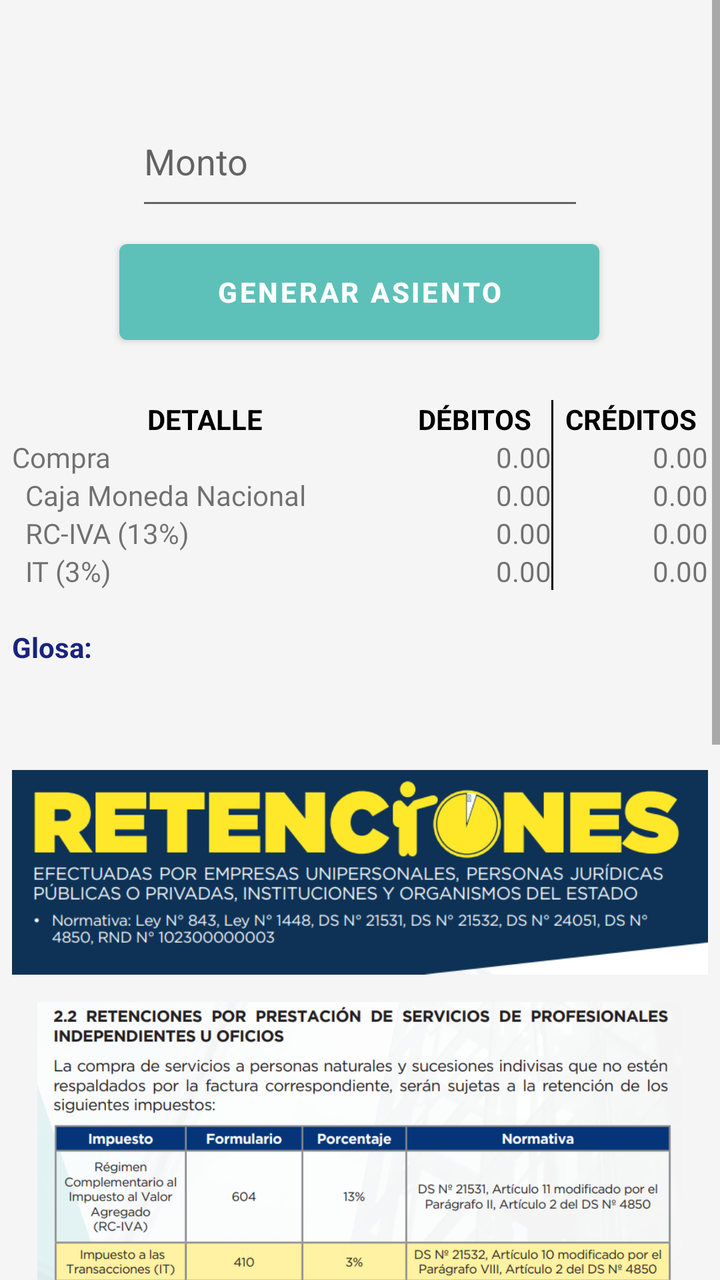
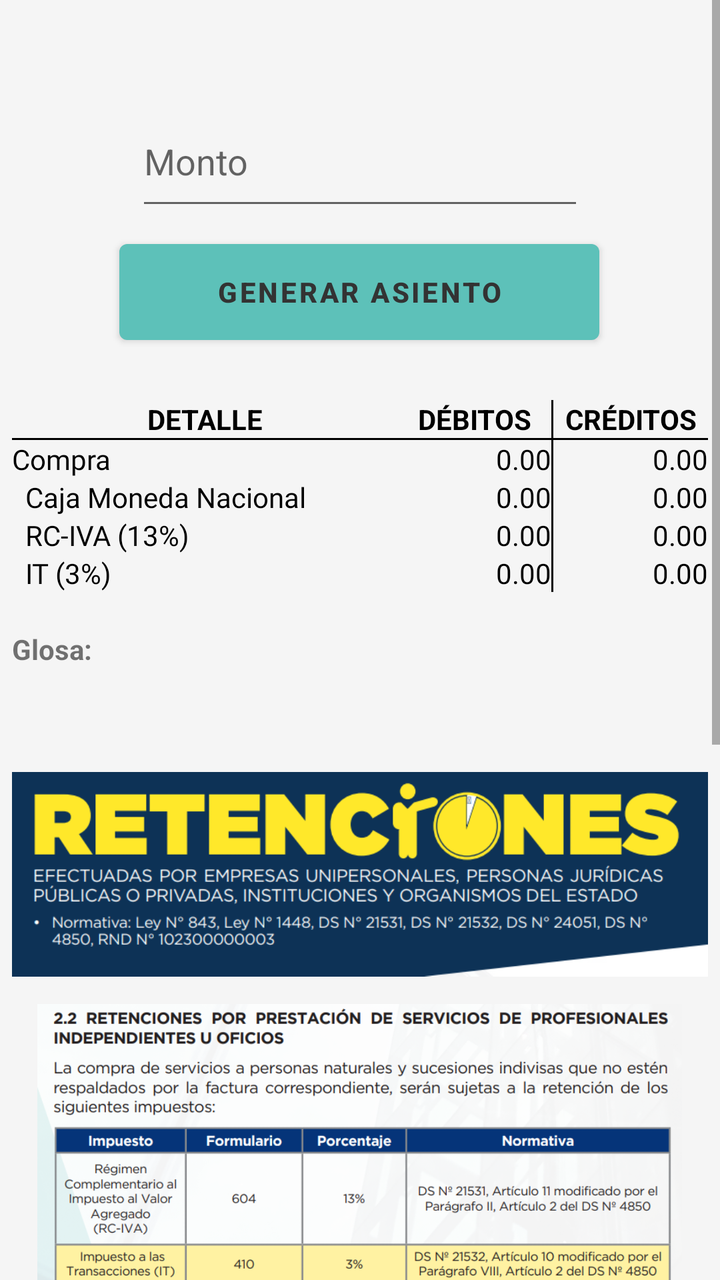

The first picture is an Android layout as it rendered before a commit; the second is the same layout after the commit. The layout source and the unified diff follow.
<!-- AndroidManifest.xml: application theme Theme.ContabilidadBasicaBolivia -->
<!-- res/layout/activity_retenciones_servicios.xml -->
<?xml version="1.0" encoding="utf-8"?>
<ScrollView
    xmlns:android="http://schemas.android.com/apk/res/android"
    xmlns:app="http://schemas.android.com/apk/res-auto"
    xmlns:tools="http://schemas.android.com/tools"
    android:layout_width="match_parent"
    android:layout_height="match_parent"
    tools:context=".Retenciones_Servicios">

    <androidx.constraintlayout.widget.ConstraintLayout
        android:layout_width="match_parent"
        android:layout_height="wrap_content"
        android:background="#F5F5F5">


        <EditText
            android:id="@+id/editTextNumber"
            android:layout_width="224dp"
            android:layout_height="62dp"
            android:layout_marginTop="48dp"
            android:ems="10"
            android:hint="Monto"
            android:inputType="text"
            android:textColor="@color/black"
            app:layout_constraintEnd_toEndOf="parent"
            app:layout_constraintStart_toStartOf="parent"
            app:layout_constraintTop_toTopOf="parent" />

        <Button
            android:id="@+id/button"
            android:layout_width="240dp"
            android:layout_height="60dp"
            android:layout_marginTop="6dp"
            android:onClick="Generar"
            android:text="Generar Asiento"
            android:textStyle="bold"
            android:textColor="#ffffff"
            android:theme="@style/button1"
            app:layout_constraintEnd_toEndOf="parent"
            app:layout_constraintHorizontal_bias="0.497"
            app:layout_constraintStart_toStartOf="parent"
            app:layout_constraintTop_toBottomOf="@+id/editTextNumber" />

        <TableLayout
            android:layout_width="348dp"
            android:layout_height="900dp"
            android:layout_marginTop="24dp"
            app:layout_constraintBottom_toBottomOf="parent"
            app:layout_constraintEnd_toEndOf="parent"
            app:layout_constraintStart_toStartOf="parent"
            app:layout_constraintTop_toBottomOf="@+id/button"
            app:layout_constraintVertical_bias="0.0">

            <TableRow
                android:layout_width="match_parent"
                android:layout_height="wrap_content">

                <TextView
                    android:id="@+id/textView1"
                    android:layout_width="0dp"
                    android:layout_height="wrap_content"
                    android:layout_weight="2.5"
                    android:gravity="center"
                    android:textColor="#000000"
                    android:text="DETALLE"
                    android:textStyle="bold" />

                <TextView
                    android:id="@+id/textView2"
                    android:layout_width="0dp"
                    android:layout_height="wrap_content"
                    android:layout_weight="1"
                    android:gravity="center"
                    android:textColor="#000000"
                    android:text="DÉBITOS"
                    android:textStyle="bold" />


                <View
                    android:layout_width="1dp"
                    android:layout_height="match_parent"
                    android:background="#000000" />

                <TextView
                    android:id="@+id/textView3"
                    android:layout_width="0dp"
                    android:layout_height="wrap_content"
                    android:layout_weight="1"
                    android:gravity="center"
                    android:textColor="#000000"
                    android:text="CRÉDITOS"
                    android:textStyle="bold" />
            </TableRow>

            <TableRow
                android:layout_width="match_parent"
                android:layout_height="wrap_content">

                <TextView
                    android:id="@+id/textView4"
                    android:layout_width="0dp"
                    android:layout_height="wrap_content"
                    android:layout_weight="2.5"
                    android:fontFamily="@font/sriracha"
                    android:text="Compra" />

                <TextView
                    android:id="@+id/espacio_01"
                    android:layout_width="0dp"
                    android:layout_height="wrap_content"
                    android:layout_weight="1"
                    android:gravity="right"
                    android:text="0.00" />

                <View
                    android:layout_width="1dp"
                    android:layout_height="match_parent"
                    android:background="#000000" />

                <TextView
                    android:id="@+id/espacio_02"
                    android:layout_width="0dp"
                    android:layout_height="wrap_content"
                    android:layout_weight="1"
                    android:gravity="right"
                    android:text="0.00" />
            </TableRow>

            <TableRow
                android:layout_width="match_parent"
                android:layout_height="wrap_content">

                <TextView
                    android:id="@+id/textView41"
                    android:layout_width="0dp"
                    android:layout_height="wrap_content"
                    android:layout_weight="2.5"
                    android:fontFamily="@font/sriracha"
                    android:text="  Caja Moneda Nacional" />

                <TextView
                    android:id="@+id/espacio_03"
                    android:layout_width="0dp"
                    android:layout_height="wrap_content"
                    android:layout_weight="1"
                    android:gravity="right"
                    android:text="0.00" />

                <View
                    android:layout_width="1dp"
                    android:layout_height="match_parent"
                    android:background="#000000" />

                <TextView
                    android:id="@+id/espacio_04"
                    android:layout_width="0dp"
                    android:layout_height="wrap_content"
                    android:layout_weight="1"
                    android:gravity="right"
                    android:text="0.00" />
            </TableRow>

            <TableRow
                android:layout_width="match_parent"
                android:layout_height="wrap_content">

                <TextView
                    android:id="@+id/textView31"
                    android:layout_width="0dp"
                    android:layout_height="wrap_content"
                    android:layout_weight="2.5"
                    android:fontFamily="@font/sriracha"
                    android:text="  RC-IVA (13%)"/>

                <TextView
                    android:id="@+id/espacio_05"
                    android:layout_width="0dp"
                    android:layout_height="wrap_content"
                    android:layout_weight="1"
                    android:gravity="right"
                    android:text="0.00" />

                <View
                    android:layout_width="1dp"
                    android:layout_height="match_parent"
                    android:background="#000000" />

                <TextView
                    android:id="@+id/espacio_06"
                    android:layout_width="0dp"
                    android:layout_height="wrap_content"
                    android:layout_weight="1"
                    android:gravity="right"
                    android:text="0.00" />
            </TableRow>

            <TableRow
                android:layout_width="match_parent"
                android:layout_height="wrap_content">

                <TextView
                    android:id="@+id/textView32"
                    android:layout_width="0dp"
                    android:layout_height="wrap_content"
                    android:layout_weight="2.5"
                    android:fontFamily="@font/sriracha"
                    android:text="  IT (3%)" />

                <TextView
                    android:id="@+id/espacio_07"
                    android:layout_width="0dp"
                    android:layout_height="wrap_content"
                    android:layout_weight="1"
                    android:gravity="right"
                    android:text="0.00" />

                <View
                    android:layout_width="1dp"
                    android:layout_height="match_parent"
                    android:background="#000000" />

                <TextView
                    android:id="@+id/espacio_08"
                    android:layout_width="0dp"
                    android:layout_height="wrap_content"
                    android:layout_weight="1"
                    android:gravity="right"
                    android:text="0.00" />
            </TableRow>



            <TableRow
                android:layout_width="match_parent"
                android:layout_height="wrap_content">

                <TextView
                    android:id="@+id/glosanull"
                    android:layout_width="0dp"
                    android:layout_height="wrap_content"
                    android:layout_weight="2.5"
                    android:textStyle="bold" />
            </TableRow>

            <TableRow
                android:id="@+id/tableRow"
                android:layout_width="match_parent"
                android:layout_height="wrap_content">

                <TextView
                    android:id="@+id/glosa_01"
                    android:layout_width="0dp"
                    android:layout_height="wrap_content"
                    android:layout_weight="2.5"
                    android:text="Glosa:"
                    android:textColor="#1A237E"
                    android:textStyle="bold" />
            </TableRow>

            <TableRow
                android:layout_width="match_parent"
                android:layout_height="wrap_content">

                <TextView
                    android:id="@+id/glosanull2"
                    android:layout_width="0dp"
                    android:layout_height="wrap_content"
                    android:layout_weight="2.5"
                    android:textStyle="bold" />
            </TableRow>

            <TableRow
                android:layout_width="match_parent"
                android:layout_height="wrap_content">

                <TextView
                    android:id="@+id/informacion"
                    android:layout_width="0dp"
                    android:layout_height="wrap_content"
                    android:layout_weight="2.5"
                    android:textColor="#402945"
                    android:textStyle="bold" />
            </TableRow>


            <ImageView
                android:layout_width="wrap_content"
                android:layout_height="130dp"
                android:layout_gravity="center_horizontal"
                android:scaleType="centerInside"
                android:src="@drawable/retencion1" />

            <ImageView
                android:layout_width="wrap_content"
                android:layout_height="186dp"
                android:layout_gravity="center_horizontal"
                android:scaleType="centerInside"
                android:src="@drawable/retenciones3" />

            <TableRow
                android:layout_width="match_parent"
                android:layout_height="wrap_content">

                <TextView
                    android:id="@+id/notanull"
                    android:layout_width="0dp"
                    android:layout_height="wrap_content"
                    android:layout_weight="2.5"
                    android:textStyle="bold" />
            </TableRow>

            <TableRow
                android:layout_width="match_parent"
                android:layout_height="wrap_content">

                <TextView
                    android:id="@+id/nota1"
                    android:layout_width="0dp"
                    android:layout_height="wrap_content"
                    android:layout_weight="2.5"
                    android:textColor="#402945"
                    android:textStyle="bold" />
            </TableRow>

            <TableRow
                android:layout_width="match_parent"
                android:layout_height="wrap_content">

                <TextView
                    android:id="@+id/notanull1"
                    android:layout_width="0dp"
                    android:layout_height="wrap_content"
                    android:layout_weight="2.5"
                    android:textColor="#402945"
                    android:textStyle="bold" />
            </TableRow>

            <TableRow
                android:layout_width="match_parent"
                android:layout_height="wrap_content">

                <TextView
                    android:id="@+id/nota2"
                    android:layout_width="0dp"
                    android:layout_height="wrap_content"
                    android:layout_weight="2.5"
                    android:textColor="#402945"
                    android:textStyle="bold" />
            </TableRow>

            <TableRow
                android:layout_width="match_parent"
                android:layout_height="wrap_content">

                <TextView
                    android:id="@+id/nota3"
                    android:layout_width="0dp"
                    android:layout_height="wrap_content"
                    android:layout_weight="2.5"
                    android:textColor="#402945"
                    android:textStyle="bold" />
            </TableRow>
        </TableLayout>
    </androidx.constraintlayout.widget.ConstraintLayout>
</ScrollView>
<!-- resources referenced by this layout -->
<resources>
  <color name="black">#FF000000</color>
  <!-- drawable retencion1: png bitmap (drawable, 50292 bytes) -->
  <!-- drawable retenciones3: png bitmap (drawable, 305467 bytes) -->
  <style name="button1" parent="Theme.AppCompat.Light.NoActionBar">
          <item name="colorPrimary">@color/red</item>
          <item name="colorPrimaryVariant">@color/lightGray</item>
          <item name="android:textColorPrimary">@color/navy</item>
          <item name="android:statusBarColor">@color/darkGreen</item>
      </style>
  <style name="Theme.ContabilidadBasicaBolivia" parent="Base.Theme.ContabilidadBasicaBolivia" />
  <color name="red">#5DC1B9</color>
  <color name="lightGray">#D3D3D3</color>
  <color name="navy">#000080</color>
  <color name="darkGreen">#006400</color>
  <style name="Base.Theme.ContabilidadBasicaBolivia" parent="Theme.MaterialComponents.DayNight.NoActionBar">
          
          
          <item name="colorPrimary">@color/white</item>
          <item name="colorPrimaryVariant">@color/black</item>
          <item name="android:textColorPrimary">@color/white</item>
          <item name="android:statusBarColor">@color/red</item>
  
      </style>
  <color name="white">#FFFFFFFF</color>
</resources>

<!-- the commit's change to res/layout/activity_retenciones_servicios.xml (unified diff, before → after) -->
@@ -34,7 +34,7 @@
             android:onClick="Generar"
             android:text="Generar Asiento"
             android:textStyle="bold"
-            android:textColor="#ffffff"
+            android:textColor="#333333"
             android:theme="@style/button1"
             app:layout_constraintEnd_toEndOf="parent"
             app:layout_constraintHorizontal_bias="0.497"
@@ -91,6 +91,10 @@
                     android:text="CRÉDITOS"
                     android:textStyle="bold" />
             </TableRow>
+            <View
+                android:layout_width="match_parent"
+                android:layout_height="1dp"
+                android:background="#000000" />
 
             <TableRow
                 android:layout_width="match_parent"
@@ -102,6 +106,7 @@
                     android:layout_height="wrap_content"
                     android:layout_weight="2.5"
                     android:fontFamily="@font/sriracha"
+                    android:textColor="@color/black"
                     android:text="Compra" />
 
                 <TextView
@@ -110,6 +115,7 @@
                     android:layout_height="wrap_content"
                     android:layout_weight="1"
                     android:gravity="right"
+                    android:textColor="@color/black"
                     android:text="0.00" />
 
                 <View
@@ -123,6 +129,7 @@
                     android:layout_height="wrap_content"
                     android:layout_weight="1"
                     android:gravity="right"
+                    android:textColor="@color/black"
                     android:text="0.00" />
             </TableRow>
 
@@ -136,6 +143,7 @@
                     android:layout_height="wrap_content"
                     android:layout_weight="2.5"
                     android:fontFamily="@font/sriracha"
+                    android:textColor="@color/black"
                     android:text="  Caja Moneda Nacional" />
 
                 <TextView
@@ -144,6 +152,7 @@
                     android:layout_height="wrap_content"
                     android:layout_weight="1"
                     android:gravity="right"
+                    android:textColor="@color/black"
                     android:text="0.00" />
 
                 <View
@@ -157,6 +166,7 @@
                     android:layout_height="wrap_content"
                     android:layout_weight="1"
                     android:gravity="right"
+                    android:textColor="@color/black"
                     android:text="0.00" />
             </TableRow>
 
@@ -170,6 +180,7 @@
                     android:layout_height="wrap_content"
                     android:layout_weight="2.5"
                     android:fontFamily="@font/sriracha"
+                    android:textColor="@color/black"
                     android:text="  RC-IVA (13%)"/>
 
                 <TextView
@@ -178,6 +189,7 @@
                     android:layout_height="wrap_content"
                     android:layout_weight="1"
                     android:gravity="right"
+                    android:textColor="@color/black"
                     android:text="0.00" />
 
                 <View
@@ -191,6 +203,7 @@
                     android:layout_height="wrap_content"
                     android:layout_weight="1"
                     android:gravity="right"
+                    android:textColor="@color/black"
                     android:text="0.00" />
             </TableRow>
 
@@ -204,6 +217,7 @@
                     android:layout_height="wrap_content"
                     android:layout_weight="2.5"
                     android:fontFamily="@font/sriracha"
+                    android:textColor="@color/black"
                     android:text="  IT (3%)" />
 
                 <TextView
@@ -212,6 +226,7 @@
                     android:layout_height="wrap_content"
                     android:layout_weight="1"
                     android:gravity="right"
+                    android:textColor="@color/black"
                     android:text="0.00" />
 
                 <View
@@ -225,6 +240,7 @@
                     android:layout_height="wrap_content"
                     android:layout_weight="1"
                     android:gravity="right"
+                    android:textColor="@color/black"
                     android:text="0.00" />
             </TableRow>
 
@@ -253,7 +269,6 @@
                     android:layout_height="wrap_content"
                     android:layout_weight="2.5"
                     android:text="Glosa:"
-                    android:textColor="#1A237E"
                     android:textStyle="bold" />
             </TableRow>
 
